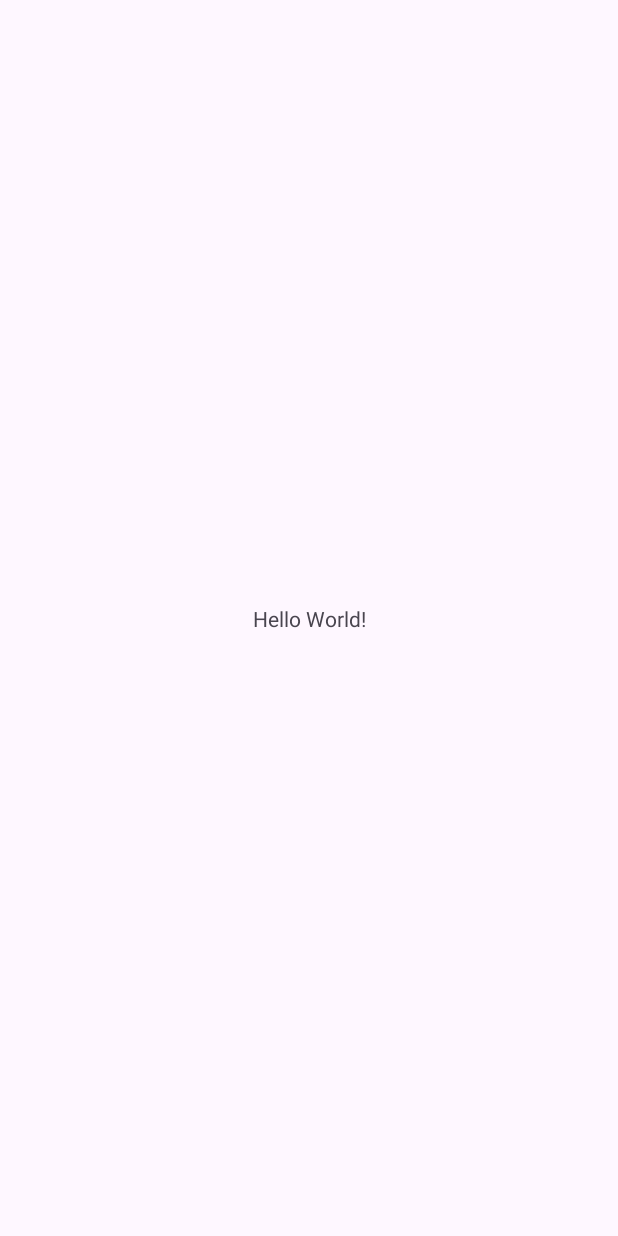
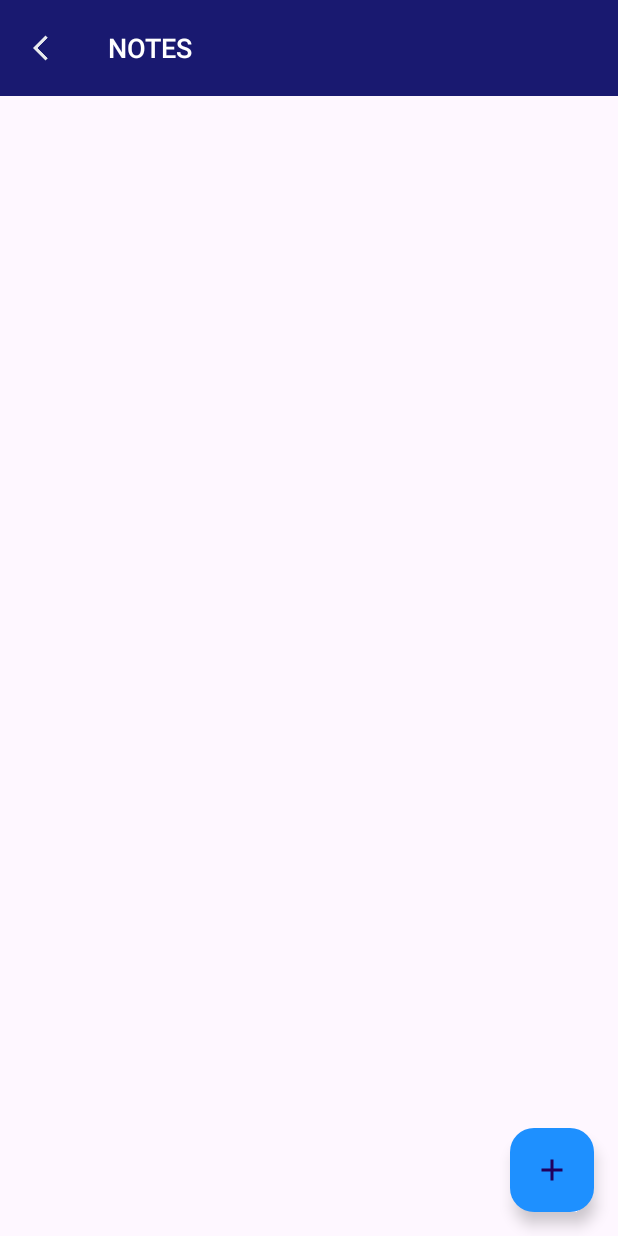
Before and after one commit to SanchalaLiyanage/HorizonTrack-MAD_CW, an Android app: the screen it shows after launch (MainActivity), on a phone screen of 412 x 824 dp. Before the commit the screen is almost empty. Run offline under Robolectric (Android 15) with nearby library versions, the phone set to English and light mode, and no system bars.

Commit message:
Note ui Created

```diff
--- a/app/src/main/java/com/example/horizontrack_mad_cw/MainActivity.kt
+++ b/app/src/main/java/com/example/horizontrack_mad_cw/MainActivity.kt
@@ -1,20 +1,89 @@
 package com.example.horizontrack_mad_cw
 
+import android.content.Intent
+import android.os.Build
 import android.os.Bundle
+import android.widget.ImageView
 import androidx.activity.enableEdgeToEdge
+import androidx.activity.result.ActivityResultLauncher
+import androidx.activity.result.contract.ActivityResultContracts
 import androidx.appcompat.app.AppCompatActivity
 import androidx.core.view.ViewCompat
 import androidx.core.view.WindowInsetsCompat
+import androidx.recyclerview.widget.LinearLayoutManager
+import androidx.recyclerview.widget.RecyclerView
+import com.google.android.material.floatingactionbutton.FloatingActionButton
 
 class MainActivity : AppCompatActivity() {
+    private val notesList = mutableListOf<Note>()
+    private lateinit var adapter: NotesAdapter
+    private lateinit var addEditNoteLauncher: ActivityResultLauncher<Intent>
+
     override fun onCreate(savedInstanceState: Bundle?) {
         super.onCreate(savedInstanceState)
-        enableEdgeToEdge()
         setContentView(R.layout.activity_main)
-        ViewCompat.setOnApplyWindowInsetsListener(findViewById(R.id.main)) { v, insets ->
-            val systemBars = insets.getInsets(WindowInsetsCompat.Type.systemBars())
-            v.setPadding(systemBars.left, systemBars.top, systemBars.right, systemBars.bottom)
-            insets
+
+        // Find the Back Button and set its OnClickListener
+        val backIcon = findViewById<ImageView>(R.id.backIcon)
+        backIcon.setOnClickListener {
+            finish() // Closes the current activity
+        }
+
+        val recyclerView = findViewById<RecyclerView>(R.id.notesRecyclerView)
+        adapter = NotesAdapter(notesList) { position -> editNoteAt(position) }
+        recyclerView.adapter = adapter
+        recyclerView.layoutManager = LinearLayoutManager(this)
+
+        val fab = findViewById<FloatingActionButton>(R.id.fab)
+        fab.setOnClickListener {
+            val intent = Intent(this, AddEditNoteActivity::class.java)
+            addEditNoteLauncher.launch(intent)
+        }
+
+        addEditNoteLauncher =
+            registerForActivityResult(ActivityResultContracts.StartActivityForResult()) { result ->
+                if (result.resultCode == RESULT_OK) {
+                    val data = result.data
+                    handleActivityResult(data)
+                }
+            }
+    }
+
+    private fun editNoteAt(position: Int) {
+        val note = notesList[position]
+        val intent = Intent(this, AddEditNoteActivity::class.java).apply {
+            putExtra("note", note)
+            putExtra("position", position)
+        }
+        addEditNoteLauncher.launch(intent)
+    }
+
+    private fun handleActivityResult(data: Intent?) {
+        if (data != null) {
+            val delete = data.getBooleanExtra("delete", false)
+            val position = data.getIntExtra("position", -1)
+
+            if (delete && position != -1) {
+                notesList.removeAt(position)
+                adapter.notifyItemRemoved(position)
+            } else {
+                val note: Note? = if (Build.VERSION.SDK_INT >= Build.VERSION_CODES.TIRAMISU) {
+                    data.getParcelableExtra("note", Note::class.java)
+                } else {
+                    @Suppress("DEPRECATION")
+                    data.getParcelableExtra("note") as? Note
+                }
+
+                note?.let {
+                    if (position == -1) {
+                        notesList.add(it)
+                        adapter.notifyItemInserted(notesList.size - 1)
+                    } else {
+                        notesList[position] = it
+                        adapter.notifyItemChanged(position)
+                    }
+                }
+            }
         }
     }
 }
--- a/app/src/main/res/layout/activity_main.xml
+++ b/app/src/main/res/layout/activity_main.xml
@@ -1,19 +1,59 @@
 <?xml version="1.0" encoding="utf-8"?>
-<androidx.constraintlayout.widget.ConstraintLayout xmlns:android="http://schemas.android.com/apk/res/android"
+<androidx.coordinatorlayout.widget.CoordinatorLayout
+    xmlns:android="http://schemas.android.com/apk/res/android"
     xmlns:app="http://schemas.android.com/apk/res-auto"
-    xmlns:tools="http://schemas.android.com/tools"
-    android:id="@+id/main"
     android:layout_width="match_parent"
-    android:layout_height="match_parent"
-    tools:context=".MainActivity">
+    android:layout_height="match_parent">
 
-    <TextView
+    <!-- Toolbar with custom back button -->
+    <LinearLayout
+        android:layout_width="match_parent"
+        android:layout_height="wrap_content"
+        android:orientation="horizontal"
+        android:background="@color/midnight_blue"
+        android:padding="8dp">
+
+        <!-- Back Button -->
+        <ImageView
+            android:id="@+id/backIcon"
+            android:layout_width="48dp"
+            android:layout_height="48dp"
+            android:padding="14dp"
+            android:src="@drawable/back_button1"
+            android:contentDescription="Back"
+            android:clickable="true"
+            android:focusable="true" />
+
+        <!-- Title (Optional) -->
+        <TextView
+            android:id="@+id/toolbarTitle"
+            android:layout_width="wrap_content"
+            android:layout_height="match_parent"
+            android:layout_gravity="center_vertical"
+            android:layout_marginStart="16dp"
+            android:gravity="center_vertical"
+            android:text="NOTES"
+            android:textColor="@android:color/white"
+            android:textSize="18sp"
+            android:fontFamily="sans-serif-medium" />
+    </LinearLayout>
+
+    <!-- RecyclerView -->
+    <androidx.recyclerview.widget.RecyclerView
+        android:id="@+id/notesRecyclerView"
+        android:layout_width="match_parent"
+        android:layout_height="match_parent"
+        android:layout_marginTop="56dp"
+        android:padding="16dp" />
+
+    <!-- Floating Action Button -->
+    <com.google.android.material.floatingactionbutton.FloatingActionButton
+        android:id="@+id/fab"
         android:layout_width="wrap_content"
         android:layout_height="wrap_content"
-        android:text="Hello World!"
-        app:layout_constraintBottom_toBottomOf="parent"
-        app:layout_constraintEnd_toEndOf="parent"
-        app:layout_constraintStart_toStartOf="parent"
-        app:layout_constraintTop_toTopOf="parent" />
-
-</androidx.constraintlayout.widget.ConstraintLayout>
+        android:layout_gravity="bottom|end"
+        android:layout_margin="16dp"
+        android:contentDescription="Add Note"
+        app:backgroundTint="@color/dodger_blue"
+        app:srcCompat="@drawable/ic_add" />
+</androidx.coordinatorlayout.widget.CoordinatorLayout>
```
Also changed, not shown: app/build.gradle.kts (+15 -0 lines), app/src/main/java/com/example/horizontrack_mad_cw/AddEditNoteActivity.kt (added, +103 -0 lines), app/src/main/java/com/example/horizontrack_mad_cw/Note.kt (added, +11 -0 lines), app/src/main/java/com/example/horizontrack_mad_cw/NotesAdapter.kt (added, +41 -0 lines), app/src/main/res/layout/activity_add_edit_note.xml (added, +86 -0 lines), app/src/main/res/layout/note_item.xml (added, +41 -0 lines), app/src/main/res/values/colors.xml (+17 -0 lines), gradle/libs.versions.toml (+10 -0 lines), app/src/main/res/drawable/back_button.jpg (added), app/src/main/res/drawable/back_button1.png (added), app/src/main/res/drawable/ic_add.png (added), app/src/main/res/drawable/ic_delete.png (added), app/src/main/res/drawable/ic_edit.png (added), app/src/main/res/drawable/placeholder_image.jpg (added).
